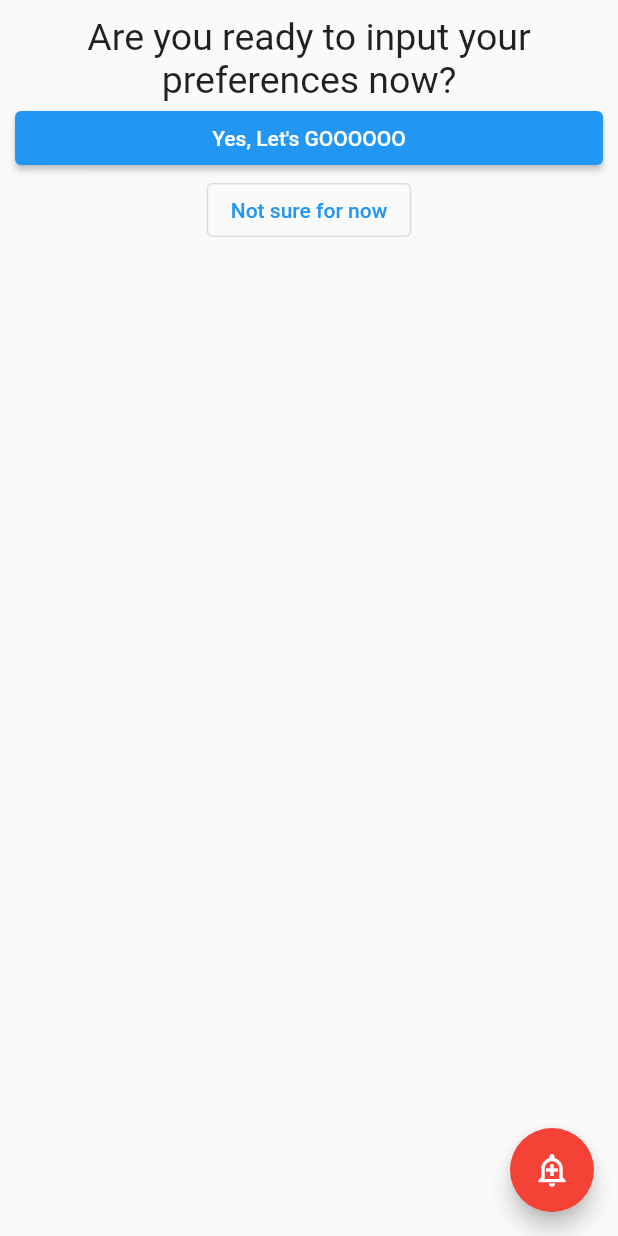
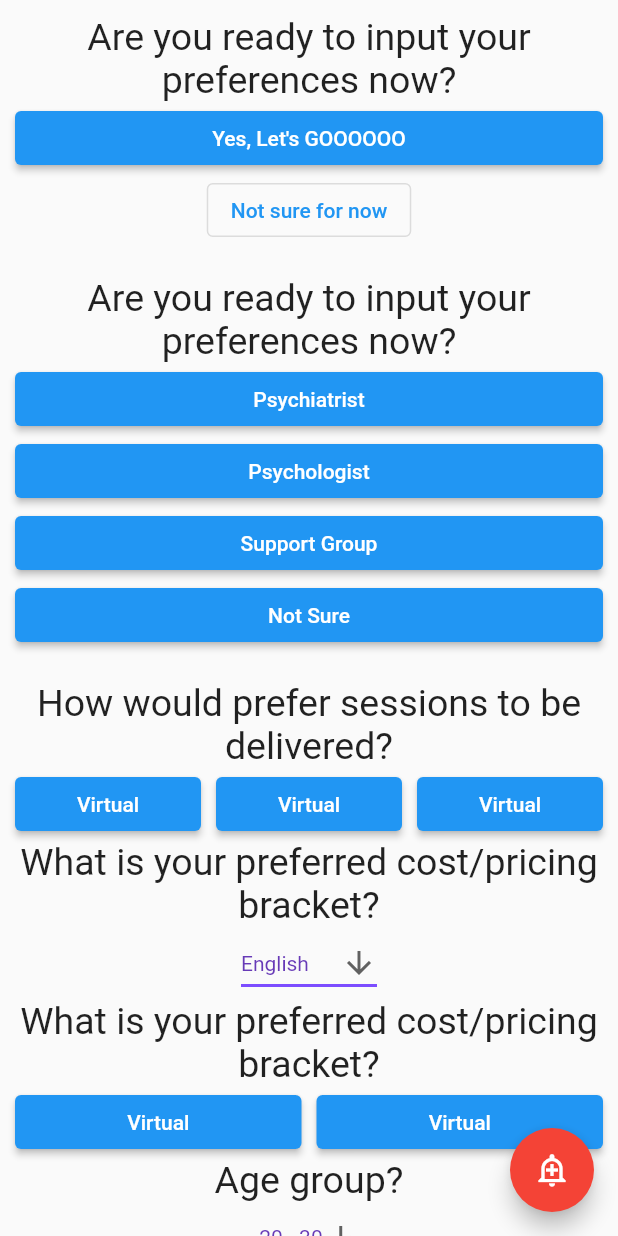
Before and after one commit to Milind220/CityHack22-DDD, a Flutter app: the PreferenceScreen screen opened by its route, on a phone screen of 412 x 824 dp. Run offline on Flutter 3.47's test engine with Material 2 defaults, Android fonts, the phone set to English and light mode, and no system bars; our stand-ins replace firebase_core, google_fonts; accounts and stored records are empty.

Commit message:
Temp commit

```diff
--- /dev/null
+++ b/lib/components/drop_down.dart
@@ -0,0 +1,53 @@
+import 'package:flutter/material.dart';
+
+class DropDownList extends StatefulWidget {
+  final List<String> options;
+
+  DropDownList({required this.options});
+
+  @override
+  _DropDownListState createState() => _DropDownListState();
+}
+
+class _DropDownListState extends State<DropDownList> {
+  String dropdownValue = '';
+
+  void initState() {
+    super.initState();
+
+    setState(() {
+      dropdownValue = widget.options[0];
+    });
+  }
+
+  @override
+  Widget build(BuildContext context) {
+    // dropdownValue = widget.options[0];
+
+    return DropdownButton<String>(
+      value: dropdownValue,
+      icon: const Icon(Icons.arrow_downward),
+      elevation: 16,
+      style: const TextStyle(color: Colors.deepPurple),
+      underline: Container(
+        height: 2,
+        color: Colors.deepPurpleAccent,
+      ),
+      onChanged: (String? newValue) {
+        setState(
+          () {
+            dropdownValue = newValue!;
+          },
+        );
+      },
+      items: widget.options.map<DropdownMenuItem<String>>(
+        (String value) {
+          return DropdownMenuItem<String>(
+            value: value,
+            child: Text(value),
+          );
+        },
+      ).toList(),
+    );
+  }
+}
--- /dev/null
+++ b/lib/components/page_view_tab.dart
@@ -0,0 +1,19 @@
+import 'package:flutter/material.dart';
+
+class PageViewTab extends StatelessWidget {
+  final List<Widget> children;
+
+  PageViewTab({required this.children});
+
+  @override
+  Widget build(BuildContext context) {
+    return Container(
+      child: Padding(
+        padding: EdgeInsets.all(10),
+        child: Column(
+          children: children,
+        ),
+      ),
+    );
+  }
+}
--- /dev/null
+++ b/lib/components/prompt_text.dart
@@ -0,0 +1,17 @@
+import 'package:flutter/material.dart';
+import 'package:sampleapp/utils/consts.dart';
+
+class PromptText extends StatelessWidget {
+  final String _text;
+
+  const PromptText(this._text);
+
+  @override
+  Widget build(BuildContext context) {
+    return Text(
+      _text,
+      style: c_PromptText,
+      textAlign: TextAlign.center,
+    );
+  }
+}
--- a/lib/pages/preferences.dart
+++ b/lib/pages/preferences.dart
@@ -1,8 +1,11 @@
 import 'dart:io';
 
 import 'package:flutter/material.dart';
+import 'package:sampleapp/components/drop_down.dart';
+import 'package:sampleapp/components/page_view_tab.dart';
 import 'package:sampleapp/components/crisisbutton.dart';
 import 'package:sampleapp/components/normalbutton.dart';
+import 'package:sampleapp/components/prompt_text.dart';
 import 'package:sampleapp/utils/consts.dart';
 
 class PreferenceScreen extends StatelessWidget {
@@ -12,11 +15,14 @@ class PreferenceScreen extends StatelessWidget {
   Widget build(BuildContext context) {
     return Scaffold(
       body: SafeArea(
-          child: Column(
-        children: [
-          FirstTab(),
-        ],
-      )),
+        child: ListView(
+          children: [
+            FirstTab(),
+            ProviderTypeTab(),
+            FurtherQuestionsTab(),
+          ],
+        ),
+      ),
       floatingActionButton: CrisisButton(
         onClicFunc: () {
           Navigator.pushNamed(context, '/crisis');
@@ -55,3 +61,136 @@ class FirstTab extends StatelessWidget {
     );
   }
 }
+
+class ProviderTypeTab extends StatelessWidget {
+  const ProviderTypeTab({Key? key}) : super(key: key);
+
+  @override
+  Widget build(BuildContext context) {
+    return PageViewTab(
+      children: [
+        PromptText('Are you ready to input your preferences now?'),
+        NormalButton(buttonText: 'Psychiatrist', onClickFunc: () => {}),
+        NormalButton(buttonText: 'Psychologist', onClickFunc: () => {}),
+        NormalButton(buttonText: 'Support Group', onClickFunc: () => {}),
+        NormalButton(buttonText: 'Not Sure', onClickFunc: () => {}),
+      ],
+    );
+  }
+}
+
+class FurtherQuestionsTab extends StatelessWidget {
+  const FurtherQuestionsTab({Key? key}) : super(key: key);
+
+  @override
+  Widget build(BuildContext context) {
+    return PageViewTab(
+      children: [
+        PromptText('How would prefer sessions to be delivered?'),
+        Row(
+          mainAxisAlignment: MainAxisAlignment.spaceBetween,
+          children: [
+            Expanded(
+              flex: 1,
+              child: NormalButton(
+                buttonText: 'Virtual',
+                onClickFunc: () => {},
+              ),
+            ),
+            SizedBox(
+              width: 10,
+            ),
+            Expanded(
+              flex: 1,
+              child: NormalButton(
+                buttonText: 'Virtual',
+                onClickFunc: () => {},
+              ),
+            ),
+            SizedBox(
+              width: 10,
+            ),
+            Expanded(
+              flex: 1,
+              child: NormalButton(
+                buttonText: 'Virtual',
+                onClickFunc: () => {},
+              ),
+            ),
+          ],
+        ),
+        PromptText('What is your preferred cost/pricing bracket?'),
+        DropDownList(
+          options: <String>['English', 'Cantonese', 'Mandarin'],
+        ),
+        PromptText('What is your preferred cost/pricing bracket?'),
+        Row(
+          mainAxisAlignment: MainAxisAlignment.spaceBetween,
+          children: [
+            Expanded(
+              flex: 1,
+              child: NormalButton(
+                buttonText: 'Virtual',
+                onClickFunc: () => {},
+              ),
+            ),
+            SizedBox(
+              width: 10,
+            ),
+            Expanded(
+              flex: 1,
+              child: NormalButton(
+                buttonText: 'Virtual',
+                onClickFunc: () => {},
+              ),
+            ),
+          ],
+        ),
+        PromptText('Age group?'),
+        DropDownList(
+          options: ['20 - 30', '30 - 50', '50+'],
+        ),
+        PromptText('Treatment type:'),
+        Row(
+          mainAxisAlignment: MainAxisAlignment.spaceBetween,
+          children: [
+            Expanded(
+              flex: 1,
+              child: NormalButton(
+                buttonText: 'Virtual',
+                onClickFunc: () => {},
+              ),
+            ),
+            SizedBox(
+              width: 10,
+            ),
+            Expanded(
+              flex: 1,
+              child: NormalButton(
+                buttonText: 'Virtual',
+                onClickFunc: () => {},
+              ),
+            ),
+            SizedBox(
+              width: 10,
+            ),
+            Expanded(
+              flex: 1,
+              child: NormalButton(
+                buttonText: 'Virtual',
+                onClickFunc: () => {},
+              ),
+            ),
+          ],
+        ),
+      ],
+    );
+  }
+}
+
+class ValuesTab extends StatelessWidget {
+  @override
+  Widget build(BuildContext context) {
+    return Container();
+  }
+}
```
